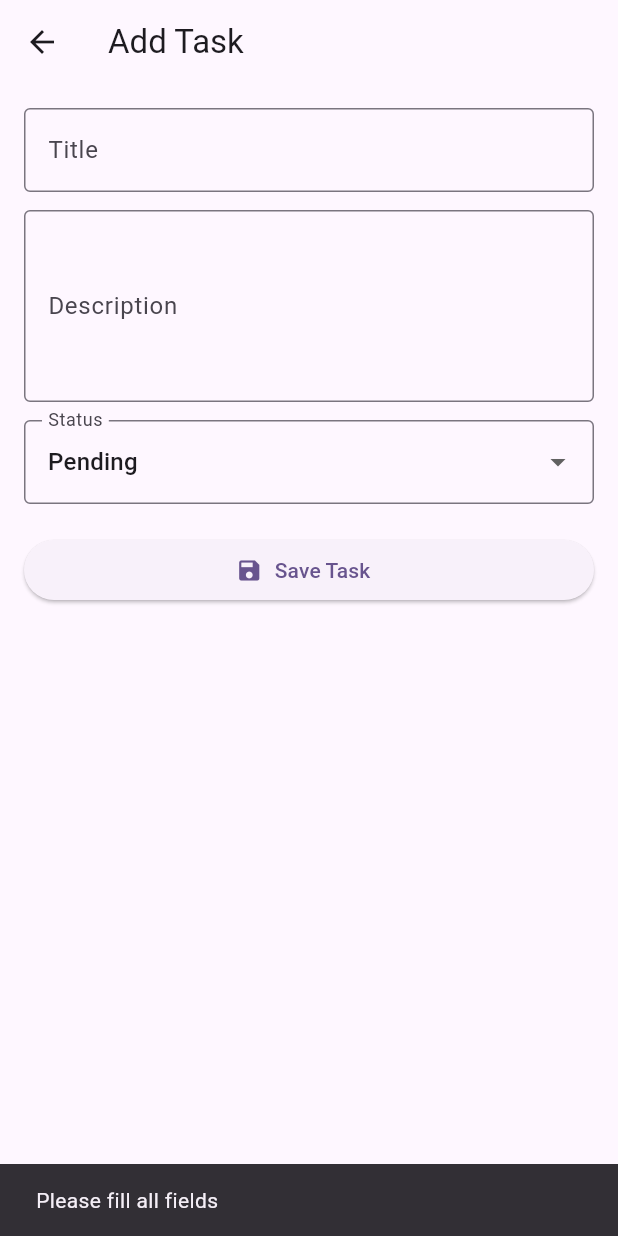
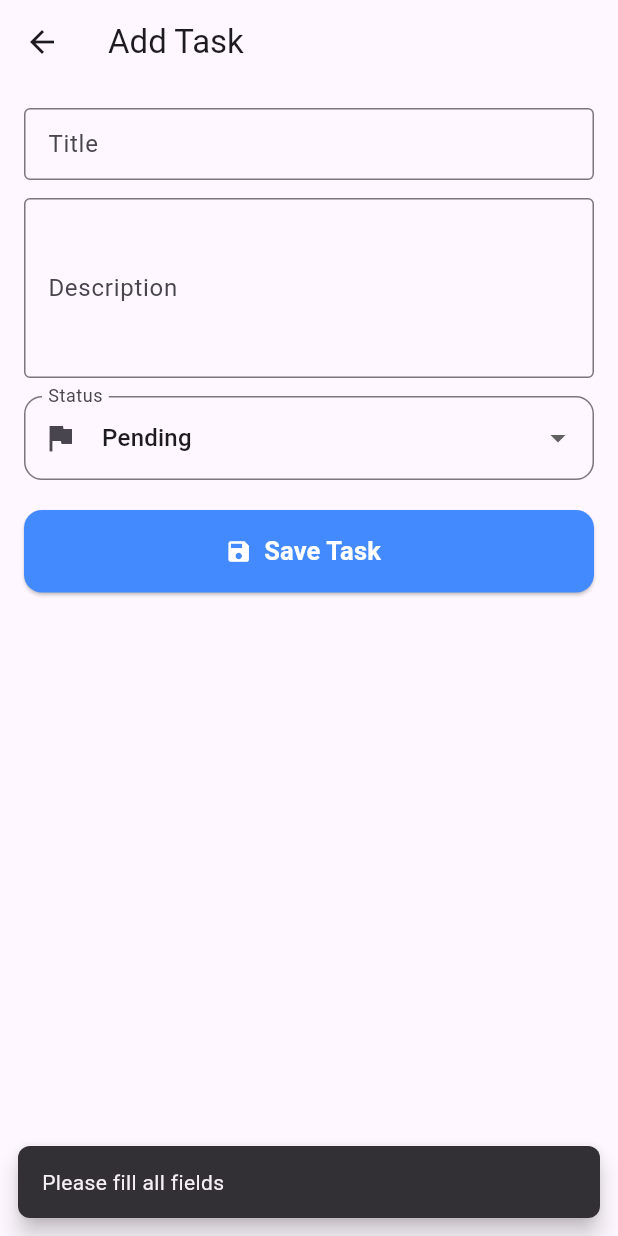
Before and after one commit to haneen3312122002/note_tasks, a Flutter app: the AddTaskScreen screen opened directly, after a tap on "Save Task", on a phone screen of 412 x 824 dp. Run offline on Flutter 3.47's test engine with Material 3 defaults, Android fonts, the phone set to English and light mode, and no system bars; our stand-ins replace flutter_riverpod, sqflite; accounts and stored records are empty.

Commit message:
update_rasks_widgets

```diff
--- /dev/null
+++ b/lib/core/widgets/app_snackbar.dart
@@ -0,0 +1,15 @@
+import 'package:flutter/material.dart';
+
+class AppSnackbar {
+  static void show(BuildContext context, String message) {
+    ScaffoldMessenger.of(context).showSnackBar(
+      SnackBar(
+        content: Text(message),
+        behavior: SnackBarBehavior.floating,
+        shape: RoundedRectangleBorder(borderRadius: BorderRadius.circular(8)),
+        margin: const EdgeInsets.all(12),
+        duration: const Duration(seconds: 2),
+      ),
+    );
+  }
+}
--- /dev/null
+++ b/lib/core/widgets/custom_text_field.dart
@@ -0,0 +1,33 @@
+import 'package:flutter/material.dart';
+
+class CustomTextField extends StatelessWidget {
+  final TextEditingController controller;
+  final String label;
+  final int maxLines;
+  final bool expands;
+  final TextInputAction? inputAction;
+
+  const CustomTextField({
+    super.key,
+    required this.controller,
+    required this.label,
+    this.maxLines = 1,
+    this.expands = false,
+    this.inputAction,
+  });
+
+  @override
+  Widget build(BuildContext context) {
+    return TextField(
+      controller: controller,
+      maxLines: expands ? null : maxLines,
+      expands: expands,
+      textInputAction: inputAction,
+      decoration: InputDecoration(
+        labelText: label,
+        border: const OutlineInputBorder(),
+        contentPadding: const EdgeInsets.all(12),
+      ),
+    );
+  }
+}
--- /dev/null
+++ b/lib/core/widgets/primary_button.dart
@@ -0,0 +1,44 @@
+import 'package:flutter/material.dart';
+
+class PrimaryButton extends StatelessWidget {
+  final String label;
+  final IconData? icon;
+  final VoidCallback onPressed;
+  final Color color;
+
+  const PrimaryButton({
+    super.key,
+    required this.label,
+    required this.onPressed,
+    this.icon,
+    this.color = Colors.blueAccent,
+  });
+
+  @override
+  Widget build(BuildContext context) {
+    return SizedBox(
+      width: double.infinity,
+      height: 55,
+      child: ElevatedButton.icon(
+        style: ElevatedButton.styleFrom(
+          backgroundColor: color,
+          shape: RoundedRectangleBorder(
+            borderRadius: BorderRadius.circular(12),
+          ),
+        ),
+        onPressed: onPressed,
+        icon: icon != null
+            ? Icon(icon, color: Colors.white)
+            : const SizedBox.shrink(),
+        label: Text(
+          label,
+          style: const TextStyle(
+            color: Colors.white,
+            fontSize: 17,
+            fontWeight: FontWeight.bold,
+          ),
+        ),
+      ),
+    );
+  }
+}
--- a/lib/task/presentation/providers/task_providers.dart
+++ b/lib/task/presentation/providers/task_providers.dart
@@ -1,4 +1,5 @@
 import 'package:flutter_riverpod/flutter_riverpod.dart';
+import 'package:flutter_riverpod/legacy.dart';
 import 'package:notes_tasks/task/data/datasourse/task_datasource.dart';
 import 'package:notes_tasks/task/data/repositories/task_rep_impl.dart';
 import 'package:notes_tasks/task/domain/repositories/task_rep.dart';
@@ -34,3 +35,5 @@ final deleteTaskUseCaseProvider = Provider<DeleteTaskUseCase>((ref) {
   final rep = ref.watch(taskRepositoryProvider);
   return DeleteTaskUseCase(rep: rep);
 });
+//..........
+final CardExpandedProvider = StateProvider<Map<int, bool>>((ref) => {});
--- a/lib/task/presentation/screens/add_task_screen.dart
+++ b/lib/task/presentation/screens/add_task_screen.dart
@@ -1,86 +1,26 @@
 import 'package:flutter/material.dart';
 import 'package:flutter_riverpod/flutter_riverpod.dart';
-import 'package:notes_tasks/task/domain/entities/task_entity.dart';
+import 'package:notes_tasks/task/presentation/widgets/task_form.dart';
 import 'package:notes_tasks/task/presentation/viewmodels/add_task_viewmodel.dart';
+import 'package:notes_tasks/core/widgets/app_snackbar.dart';
 
 class AddTaskScreen extends ConsumerWidget {
   const AddTaskScreen({super.key});
 
   @override
   Widget build(BuildContext context, WidgetRef ref) {
-    final titleController = TextEditingController();
-    final descriptionController = TextEditingController();
-    String status = 'pending';
     final notifier = ref.read(addTaskViewModelProvider.notifier);
 
     return Scaffold(
       appBar: AppBar(title: const Text('Add Task')),
       body: Padding(
-        padding: const EdgeInsets.all(16.0),
-        child: Column(
-          crossAxisAlignment: CrossAxisAlignment.stretch,
-          children: [
-            TextField(
-              controller: titleController,
-              decoration: const InputDecoration(
-                labelText: 'Title',
-                border: OutlineInputBorder(),
-              ),
-            ),
-            const SizedBox(height: 12),
-            TextField(
-              controller: descriptionController,
-              maxLines: 4,
-              decoration: const InputDecoration(
-                labelText: 'Description',
-                border: OutlineInputBorder(),
-              ),
-            ),
-            const SizedBox(height: 12),
-            DropdownButtonFormField<String>(
-              value: status,
-              decoration: const InputDecoration(
-                labelText: 'Status',
-                border: OutlineInputBorder(),
-              ),
-              items: const [
-                DropdownMenuItem(value: 'pending', child: Text('Pending')),
-                DropdownMenuItem(value: 'done', child: Text('Done')),
-              ],
-              onChanged: (val) => status = val!,
-            ),
-            const SizedBox(height: 20),
-            ElevatedButton.icon(
-              onPressed: () async {
-                if (titleController.text.isEmpty ||
-                    descriptionController.text.isEmpty) {
-                  ScaffoldMessenger.of(context).showSnackBar(
-                    const SnackBar(content: Text('Please fill all fields')),
-                  );
-                  return;
-                }
-
-                await notifier.addTask(
-                  TaskEntity(
-                    title: titleController.text,
-                    description: descriptionController.text,
-                    date: DateTime.now(),
-                    status: status,
-                  ),
-                );
-
-                ScaffoldMessenger.of(context).showSnackBar(
-                  SnackBar(
-                    content: Text('Task "${titleController.text}" added!'),
-                  ),
-                );
-
-                Navigator.pop(context);
-              },
-              icon: const Icon(Icons.save),
-              label: const Text('Save Task'),
-            ),
-          ],
+        padding: const EdgeInsets.all(16),
+        child: TaskForm(
+          onSubmit: (task) async {
+            await notifier.addTask(task);
+            AppSnackbar.show(context, 'Task "${task.title}" added!');
+            Navigator.pop(context);
+          },
         ),
       ),
     );
--- /dev/null
+++ b/lib/task/presentation/widgets/status_dropdown.dart
@@ -0,0 +1,29 @@
+import 'package:flutter/material.dart';
+
+class StatusDropdown extends StatelessWidget {
+  final String value;
+  final ValueChanged<String> onChanged;
+
+  const StatusDropdown({
+    super.key,
+    required this.value,
+    required this.onChanged,
+  });
+
+  @override
+  Widget build(BuildContext context) {
+    return DropdownButtonFormField<String>(
+      value: value,
+      decoration: InputDecoration(
+        labelText: 'Status',
+        border: OutlineInputBorder(borderRadius: BorderRadius.circular(12)),
+        prefixIcon: const Icon(Icons.flag),
+      ),
+      items: const [
+        DropdownMenuItem(value: 'pending', child: Text('Pending')),
+        DropdownMenuItem(value: 'done', child: Text('Done')),
+      ],
+      onChanged: (val) => onChanged(val ?? 'pending'),
+    );
+  }
+}
--- /dev/null
+++ b/lib/task/presentation/widgets/task_form.dart
@@ -0,0 +1,86 @@
+import 'package:flutter/material.dart';
+import 'package:notes_tasks/core/widgets/custom_text_field.dart';
+import 'package:notes_tasks/task/presentation/widgets/status_dropdown.dart';
+import 'package:notes_tasks/core/widgets/primary_button.dart';
+import 'package:notes_tasks/core/widgets/app_snackbar.dart';
+import 'package:notes_tasks/task/domain/entities/task_entity.dart';
+
+class TaskForm extends StatefulWidget {
+  final TaskEntity? initialTask;
+  final Future<void> Function(TaskEntity task) onSubmit;
+
+  const TaskForm({super.key, this.initialTask, required this.onSubmit});
+
+  @override
+  State<TaskForm> createState() => _TaskFormState();
+}
+
+class _TaskFormState extends State<TaskForm> {
+  final _titleController = TextEditingController();
+  final _descriptionController = TextEditingController();
+  String _status = 'pending';
+
+  @override
+  void initState() {
+    super.initState();
+    if (widget.initialTask != null) {
+      _titleController.text = widget.initialTask!.title;
+      _descriptionController.text = widget.initialTask!.description;
+      _status = widget.initialTask!.status;
+    }
+  }
+
+  @override
+  Widget build(BuildContext context) {
+    return Column(
+      crossAxisAlignment: CrossAxisAlignment.stretch,
+      children: [
+        CustomTextField(
+          controller: _titleController,
+          label: 'Title',
+          inputAction: TextInputAction.next,
+        ),
+        const SizedBox(height: 12),
+        CustomTextField(
+          controller: _descriptionController,
+          label: 'Description',
+          maxLines: 4,
+        ),
+        const SizedBox(height: 12),
+        StatusDropdown(
+          value: _status,
+          onChanged: (val) => setState(() => _status = val),
+        ),
+        const SizedBox(height: 20),
+        PrimaryButton(
+          label: widget.initialTask == null ? 'Save Task' : 'Save Changes',
+          icon: Icons.save,
+          onPressed: () async {
+            if (_titleController.text.isEmpty ||
+                _descriptionController.text.isEmpty) {
+              AppSnackbar.show(context, 'Please fill all fields');
+              return;
+            }
+
+            final task = TaskEntity(
+              id: widget.initialTask?.id,
+              title: _titleController.text.trim(),
+              description: _descriptionController.text.trim(),
+              date: DateTime.now(),
+              status: _status,
+            );
+
+            await widget.onSubmit(task);
+          },
+        ),
+      ],
+    );
+  }
+
+  @override
+  void dispose() {
+    _titleController.dispose();
+    _descriptionController.dispose();
+    super.dispose();
+  }
+}
```
Also changed, not shown: lib/core/widgets/date_formatter.dart (added, +7 -0 lines), lib/task/presentation/screens/get_task_byid.dart (deleted, +0 -130 lines), lib/task/presentation/screens/task_screen.dart (+34 -89 lines), lib/task/presentation/screens/update_task_screen.dart (added, +55 -0 lines), lib/task/presentation/widgets/task_card.dart (added, +90 -0 lines).
